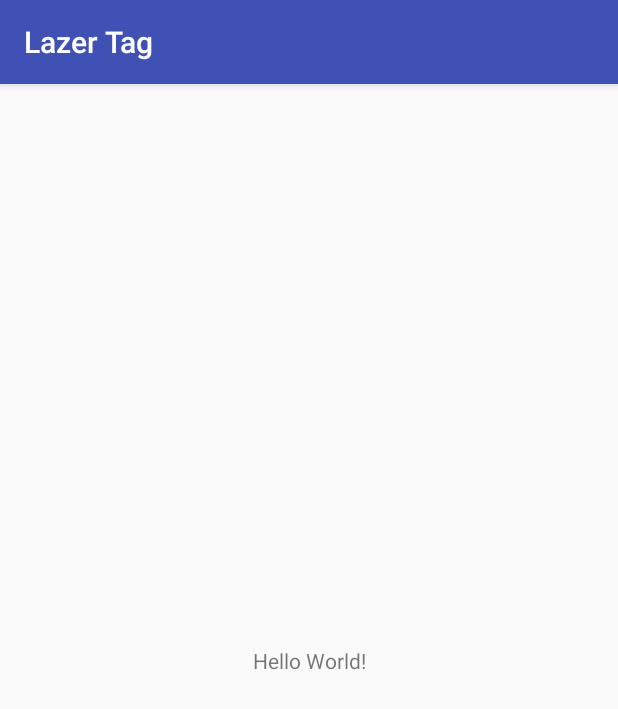
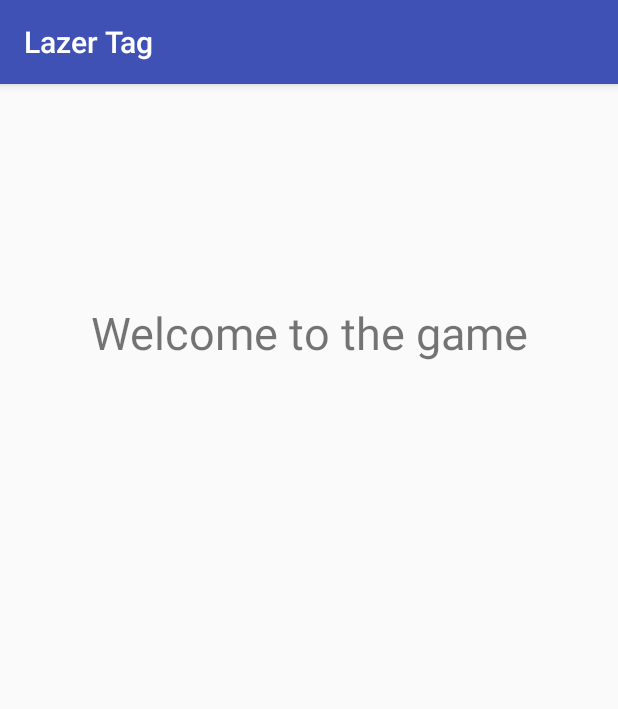
Before and after one commit to bren11/LazerTag, an Android app: the screen it shows after launch (MainMenu), on a phone screen of 412 x 824 dp. Shown: the top 709 px of the screen. Run offline under Robolectric (Android 15) with nearby library versions, the phone set to English and light mode, and no system bars.

Commit message:
Added basic heading

```diff
--- a/app/src/main/res/layout/activity_main_menu.xml
+++ b/app/src/main/res/layout/activity_main_menu.xml
@@ -9,10 +9,12 @@
     <TextView
         android:layout_width="wrap_content"
         android:layout_height="wrap_content"
-        android:text="Hello World!"
+        android:text="@string/welcometext"
+        android:textSize="30sp"
         app:layout_constraintBottom_toBottomOf="parent"
         app:layout_constraintLeft_toLeftOf="parent"
         app:layout_constraintRight_toRightOf="parent"
-        app:layout_constraintTop_toTopOf="parent" />
+        app:layout_constraintTop_toTopOf="parent"
+        app:layout_constraintVertical_bias=".2" />
 
 </android.support.constraint.ConstraintLayout>
--- a/app/src/main/res/values/strings.xml
+++ b/app/src/main/res/values/strings.xml
@@ -1,3 +1,4 @@
 <resources>
     <string name="app_name">Lazer Tag</string>
+    <string name="welcometext">Welcome to the game</string>
 </resources>
```
